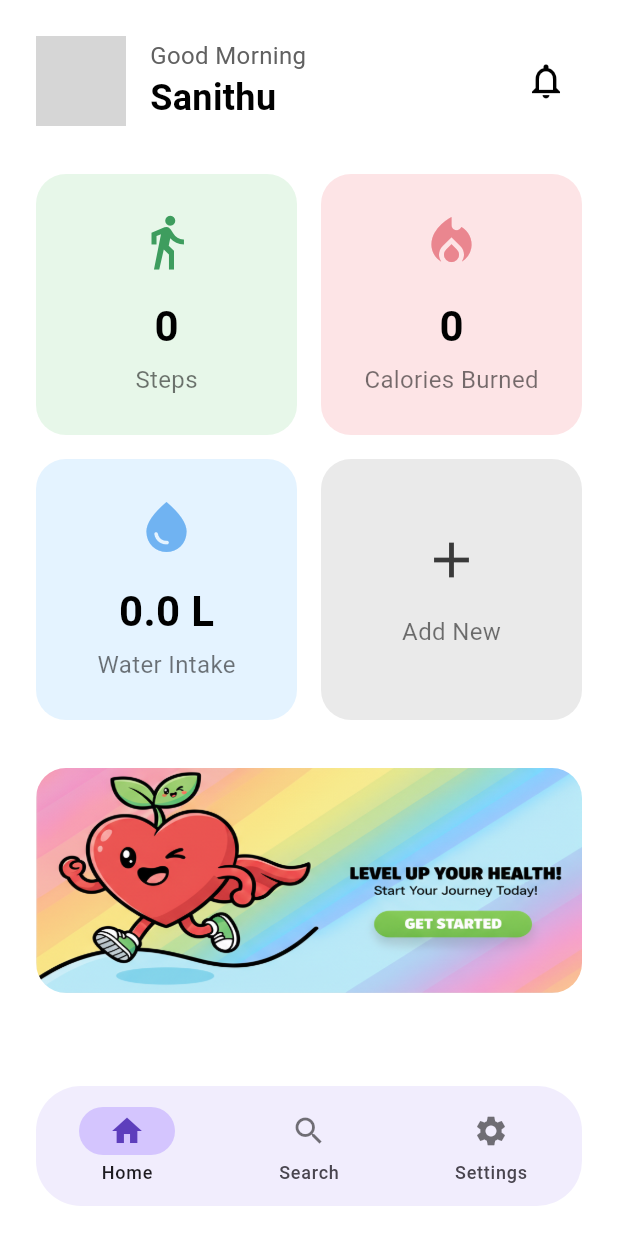
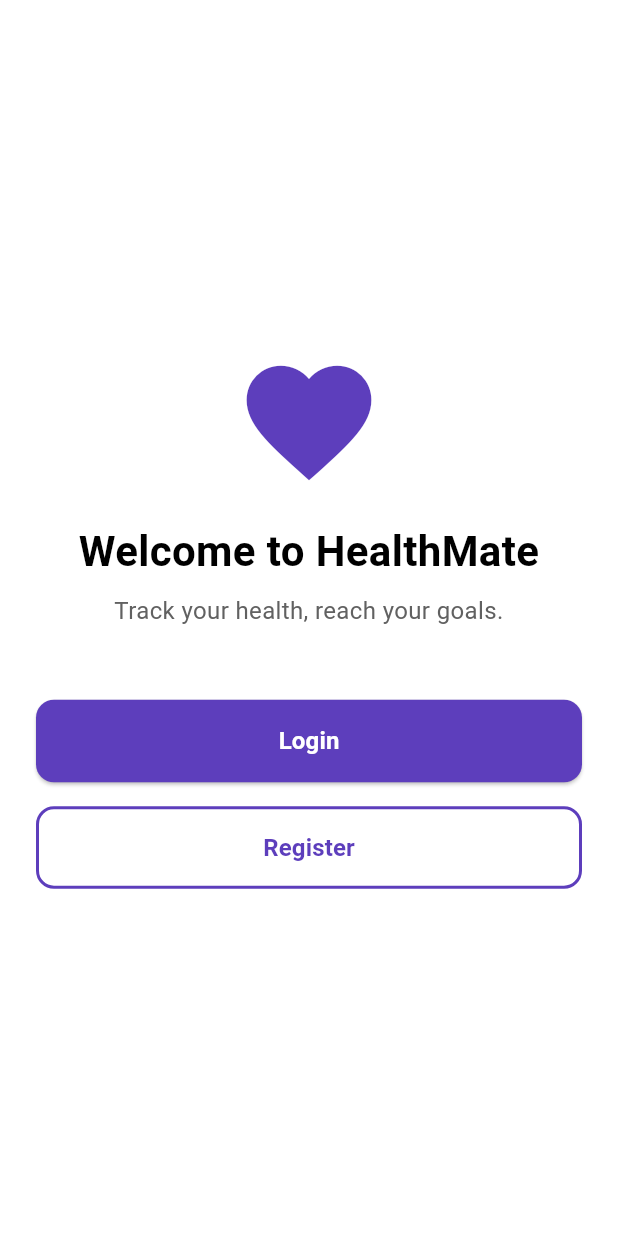
Before and after one commit to SanithuM/HealthMate_Fitness_App, a Flutter app: the screen it shows after launch, on a phone screen of 412 x 824 dp. Run offline on Flutter 3.47's test engine with Material 3 defaults, Android fonts, the phone set to English and light mode, and no system bars; our stand-ins replace sqflite, sqflite_common_ffi_web; accounts and stored records are empty; grey boxes are pictures that could not be loaded.

Commit message:
Implement login and registration pages with validation and navigation

```diff
--- a/lib/main.dart
+++ b/lib/main.dart
@@ -1,13 +1,13 @@
+// main.dart
+
 import 'package:flutter/material.dart';
 import 'package:flutter/foundation.dart' show kIsWeb;
 import 'package:sqflite/sqflite.dart';
 import 'package:sqflite_common_ffi_web/sqflite_ffi_web.dart';
-import 'services/navigation_bar.dart';
+import 'pages/welcome_page.dart';
 
 Future<void> main() async {
-
   WidgetsFlutterBinding.ensureInitialized();
-
   if (kIsWeb) {
     databaseFactory = databaseFactoryFfiWeb;
   }
@@ -22,7 +22,8 @@ class MyApp extends StatelessWidget {
     return const MaterialApp(
       debugShowCheckedModeBanner: false,
       title: 'HealthMate App',
-      home: NavigationBarTest(),
+      // 3. CHANGE THE HOME PAGE
+      home: WelcomePage(),
     );
   }
 }
--- /dev/null
+++ b/lib/pages/welcome_page.dart
@@ -0,0 +1,102 @@
+// welcome_page.dart
+
+import 'package:flutter/material.dart';
+import 'login_page.dart';
+import 'register_page.dart';
+
+class WelcomePage extends StatelessWidget {
+  const WelcomePage({super.key});
+
+  @override
+  Widget build(BuildContext context) {
+    return Scaffold(
+      backgroundColor: Colors.white,
+      body: SafeArea(
+        child: Padding(
+          padding: const EdgeInsets.all(24.0),
+          child: Column(
+            mainAxisAlignment: MainAxisAlignment.center,
+            crossAxisAlignment: CrossAxisAlignment.stretch,
+            children: [
+              // You can add your app logo here
+              const Icon(
+                Icons.favorite,
+                size: 100,
+                color: Color(0xFF5D3EBC), // Your app's purple
+              ),
+              const SizedBox(height: 16),
+              const Text(
+                'Welcome to HealthMate',
+                textAlign: TextAlign.center,
+                style: TextStyle(
+                  fontSize: 28,
+                  fontWeight: FontWeight.bold,
+                  color: Colors.black,
+                ),
+              ),
+              const SizedBox(height: 8),
+              Text(
+                'Track your health, reach your goals.',
+                textAlign: TextAlign.center,
+                style: TextStyle(
+                  fontSize: 16,
+                  color: Colors.grey[700],
+                ),
+              ),
+              const SizedBox(height: 48),
+
+              // --- Login Button ---
+              ElevatedButton(
+                onPressed: () {
+                  Navigator.push(
+                    context,
+                    MaterialPageRoute(
+                        builder: (context) => const LoginPage()),
+                  );
+                },
+                style: ElevatedButton.styleFrom(
+                  backgroundColor: const Color(0xFF5D3EBC),
+                  padding: const EdgeInsets.symmetric(vertical: 16),
+                  shape: RoundedRectangleBorder(
+                    borderRadius: BorderRadius.circular(12),
+                  ),
+                ),
+                child: const Text(
+                  'Login',
+                  style: TextStyle(
+                      fontSize: 16,
+                      fontWeight: FontWeight.bold,
+                      color: Colors.white),
+                ),
+              ),
+              const SizedBox(height: 16),
+
+              // --- Register Button ---
+              OutlinedButton(
+                onPressed: () {
+                  Navigator.push(
+                    context,
+                    MaterialPageRoute(
+                        builder: (context) => const RegisterPage()),
+                  );
+                },
+                style: OutlinedButton.styleFrom(
+                  foregroundColor: const Color(0xFF5D3EBC),
+                  side: const BorderSide(color: Color(0xFF5D3EBC), width: 2),
+                  padding: const EdgeInsets.symmetric(vertical: 16),
+                  shape: RoundedRectangleBorder(
+                    borderRadius: BorderRadius.circular(12),
+                  ),
+                ),
+                child: const Text(
+                  'Register',
+                  style: TextStyle(fontSize: 16, fontWeight: FontWeight.bold),
+                ),
+              ),
+            ],
+          ),
+        ),
+      ),
+    );
+  }
+}
```
Also changed, not shown: lib/pages/login_page.dart (added, +188 -0 lines), lib/pages/register_page.dart (added, +222 -0 lines).
